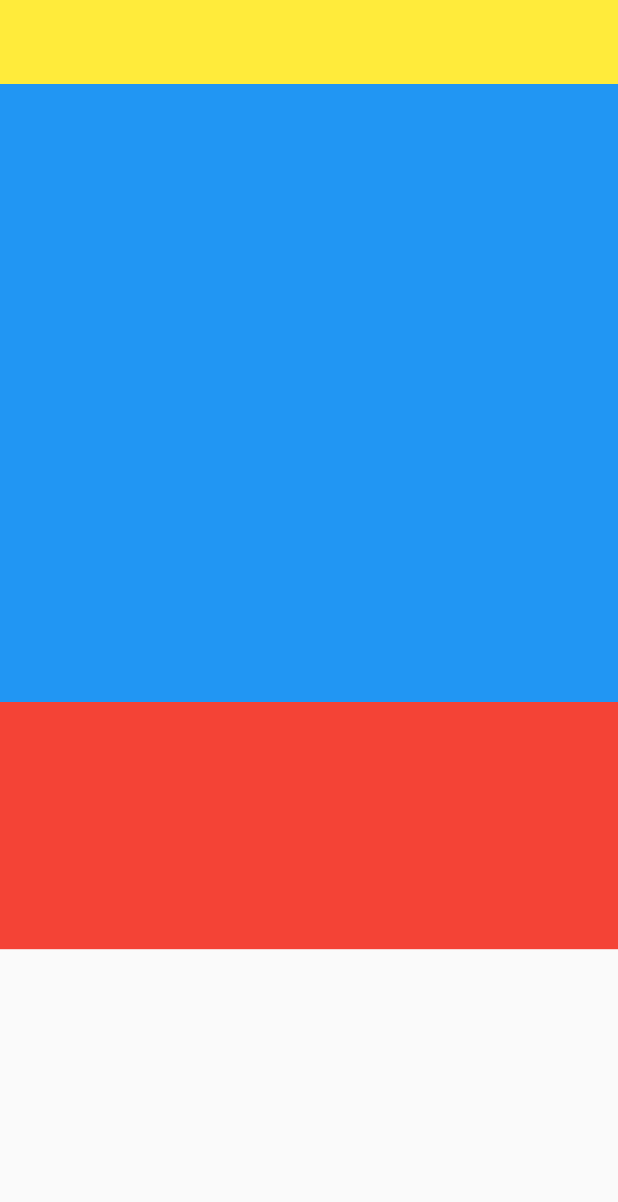
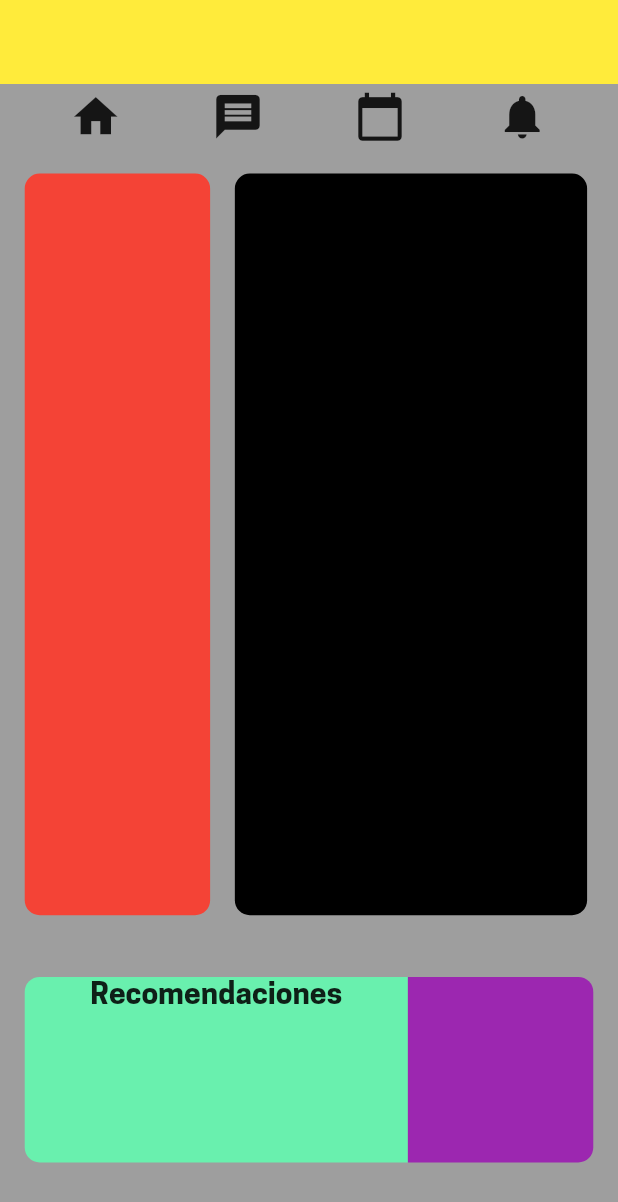
Before and after one commit to JaimeRamos99/flutter-dart, a Flutter app: the screen it shows after launch, on a phone screen of 412 x 824 dp. Shown: the top 1202 px of the screen. Run offline on Flutter 3.47's test engine with Material 2 defaults, Android fonts, the phone set to English and light mode, and no system bars.

Commit message:
responsiveness, styling and importing custom ttf fonts

```diff
--- a/lib/main.dart
+++ b/lib/main.dart
@@ -16,7 +16,10 @@ class MyApp extends StatelessWidget {
           appBar: FirstSection(
             appBar: AppBar(),
           ),
-          body: new SecondSection(),
+          body: Container(
+            color: Colors.grey,
+            child: new SecondSection(),
+          ),
         ));
   }
 }
--- a/lib/second_section.dart
+++ b/lib/second_section.dart
@@ -4,18 +4,138 @@ import 'third_section.dart';
 class SecondSection extends StatelessWidget {
   @override
   Widget build(BuildContext context) {
-    final main2 = Container(
-      color: Colors.blue,
-      width: MediaQuery.of(context).size.width,
-      height: MediaQuery.of(context).size.height * 0.5,
+    final home = Container(
+      padding: new EdgeInsets.only(
+        top: MediaQuery.of(context).size.width * 0.01,
+      ),
+      margin: new EdgeInsets.only(
+        left: MediaQuery.of(context).size.width * 0.04,
+        right: MediaQuery.of(context).size.width * 0.04,
+      ),
+      width: MediaQuery.of(context).size.width * 0.15,
+      child: Icon(
+        Icons.home,
+        size: 35,
+      ),
     );
-    final second = Container(
-      color: Colors.red,
-      width: MediaQuery.of(context).size.width,
-      height: MediaQuery.of(context).size.height * 0.2,
+
+    final message = Container(
+      padding: new EdgeInsets.only(
+        top: MediaQuery.of(context).size.width * 0.01,
+      ),
+      margin: new EdgeInsets.only(
+        left: MediaQuery.of(context).size.width * 0.04,
+        right: MediaQuery.of(context).size.width * 0.04,
+      ),
+      width: MediaQuery.of(context).size.width * 0.15,
+      child: Icon(
+        Icons.message,
+        size: 35,
+      ),
     );
+    final calendar_today = Container(
+        padding: new EdgeInsets.only(
+          top: MediaQuery.of(context).size.width * 0.01,
+        ),
+        margin: new EdgeInsets.only(
+          left: MediaQuery.of(context).size.width * 0.04,
+          right: MediaQuery.of(context).size.width * 0.04,
+        ),
+        width: MediaQuery.of(context).size.width * 0.15,
+        child: Icon(
+          Icons.calendar_today,
+          size: 35,
+        ));
+    final notifications = Container(
+      padding: new EdgeInsets.only(
+        top: MediaQuery.of(context).size.width * 0.01,
+      ),
+      margin: new EdgeInsets.only(
+        left: MediaQuery.of(context).size.width * 0.04,
+        right: MediaQuery.of(context).size.width * 0.04,
+      ),
+      width: MediaQuery.of(context).size.width * 0.15,
+      child: Icon(
+        Icons.notifications,
+        size: 35,
+      ),
+    );
+
+    final main2 = Row(
+        mainAxisAlignment: MainAxisAlignment.center,
+        children: <Widget>[home, message, calendar_today, notifications]);
+    final second = Row(children: <Widget>[
+      Container(
+          margin: new EdgeInsets.only(
+              top: MediaQuery.of(context).size.height * 0.025,
+              left: MediaQuery.of(context).size.width * 0.04,
+              right: MediaQuery.of(context).size.width * 0.04,
+              bottom: MediaQuery.of(context).size.height * 0.025),
+          width: MediaQuery.of(context).size.width * 0.3,
+          height: MediaQuery.of(context).size.height * 0.60,
+          decoration: BoxDecoration(
+              color: Colors.red,
+              borderRadius: new BorderRadius.only(
+                topLeft: const Radius.circular(10.0),
+                topRight: const Radius.circular(10.0),
+                bottomLeft: const Radius.circular(10.0),
+                bottomRight: const Radius.circular(10.0),
+              ))),
+      Row(children: <Widget>[
+        Container(
+            width: MediaQuery.of(context).size.width * 0.57,
+            height: MediaQuery.of(context).size.height * 0.60,
+            decoration: BoxDecoration(
+                color: Colors.black,
+                borderRadius: new BorderRadius.only(
+                  topLeft: const Radius.circular(10.0),
+                  topRight: const Radius.circular(10.0),
+                  bottomLeft: const Radius.circular(10.0),
+                  bottomRight: const Radius.circular(10.0),
+                ))),
+      ])
+    ]);
+
+    final third = Row(children: <Widget>[
+      Container(
+        margin: new EdgeInsets.only(
+            top: MediaQuery.of(context).size.height * 0.025,
+            left: MediaQuery.of(context).size.width * 0.04,
+            bottom: MediaQuery.of(context).size.height * 0.025),
+        width: MediaQuery.of(context).size.width * 0.62,
+        height: MediaQuery.of(context).size.height * 0.15,
+        decoration: BoxDecoration(
+            color: Colors.greenAccent,
+            borderRadius: new BorderRadius.only(
+              topLeft: const Radius.circular(10.0),
+              bottomLeft: const Radius.circular(10.0),
+            )),
+        child: Text(
+          "Recomendaciones",
+          style: TextStyle(
+            fontFamily: "Chbold",
+            fontSize: 20.0,
+          ),
+          textAlign: TextAlign.center,
+        ),
+      ),
+      Row(
+        children: <Widget>[
+          Container(
+              width: MediaQuery.of(context).size.width * 0.3,
+              height: MediaQuery.of(context).size.height * 0.15,
+              decoration: BoxDecoration(
+                  color: Colors.purple,
+                  borderRadius: new BorderRadius.only(
+                    topRight: const Radius.circular(10.0),
+                    bottomRight: const Radius.circular(10.0),
+                  )))
+        ],
+      )
+    ]);
+
     return Column(
-      children: <Widget>[main2, second],
+      children: <Widget>[main2, second, third],
     );
   }
 }
```
Also changed, not shown: pubspec.yaml (+10 -2 lines), fonts/CooperHewitt-Bold.ttf (added), fonts/CooperHewitt-Book.ttf (added), fonts/CooperHewitt-Heavy.ttf (added), fonts/CooperHewitt-Light.ttf (added), fonts/CooperHewitt-Medium.ttf (added), fonts/CooperHewitt-Thin.ttf (added), 1 other file.
